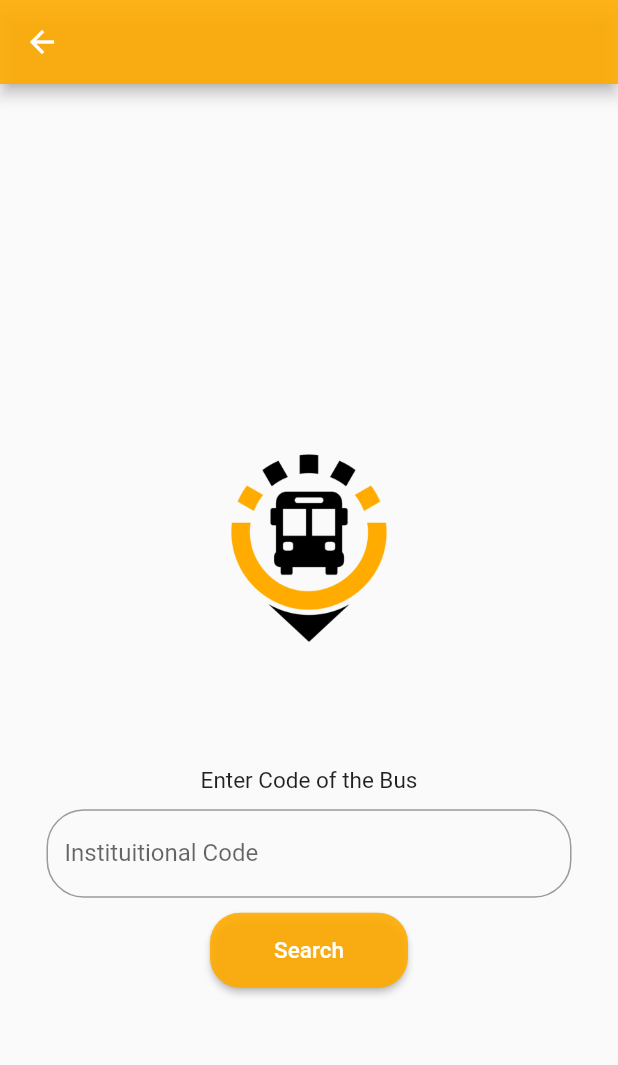
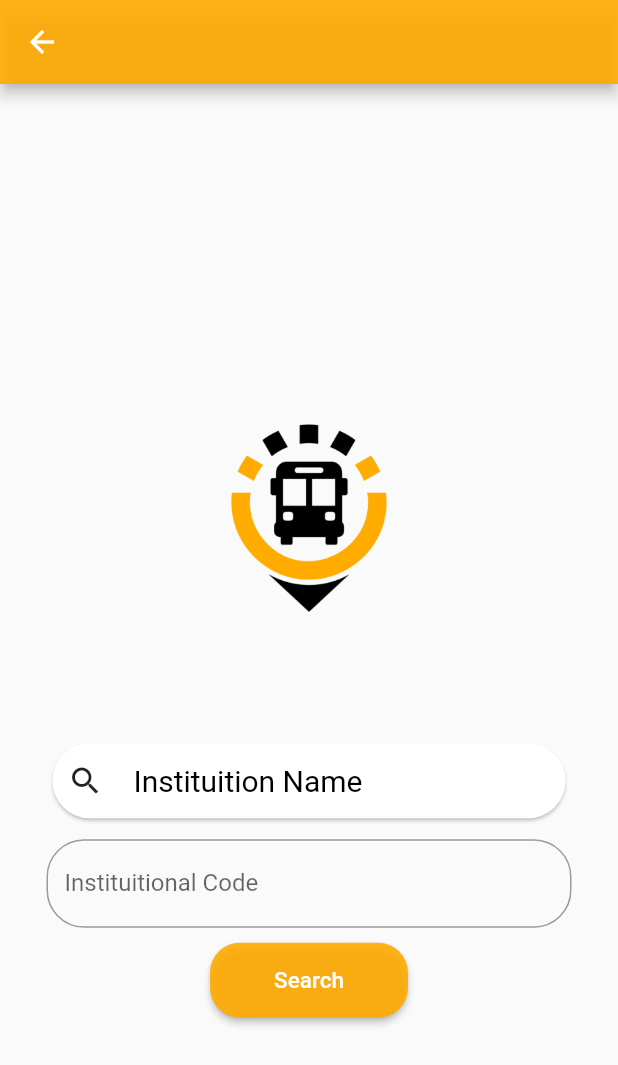
Before and after one commit to hemanthkumar17/PinMyBus, a Flutter app: the Instituitional screen opened by its route, on a phone screen of 412 x 824 dp. Shown: the top 1065 px of the screen. Run offline on Flutter 3.47's test engine with Material 2 defaults, Android fonts, the phone set to English and light mode, and no system bars; drawn by our look-alikes of avatar_glow; our stand-ins replace cloud_functions, firebase_auth, firebase_database, flutter_datetime_picker, flutter_local_notifications, geolocator and 5 more; accounts and stored records are empty.

Commit message:
instituitional

```diff
--- a/lib/pages/instistuitional.dart
+++ b/lib/pages/instistuitional.dart
@@ -35,11 +35,44 @@ class Instituitional extends StatelessWidget {
               Column(
                 mainAxisAlignment: MainAxisAlignment.center,
                 children: <Widget>[
-                  Text(
-                    'Enter Code of the Bus',
-                    style: TextStyle(
-                      fontSize: 15,
-                    ),
+                  Container(
+                    width: 350,
+                    child: InkWell(
+                        child: Card(
+                          shape: RoundedRectangleBorder(
+                            side: BorderSide(color: Colors.white70, width: 1),
+                            borderRadius: BorderRadius.circular(100),
+                          ),
+                          color: Colors.white,
+                          child: Row(
+                              mainAxisAlignment: MainAxisAlignment.spaceBetween,
+                              children: <Widget>[
+                                InkWell(
+                                    child: Container(
+                                        height: 50,
+                                        child: Row(children: <Widget>[
+                                          Padding(
+                                              padding:
+                                                  EdgeInsets.only(left: 10)),
+                                          Icon(Icons.search),
+                                          Padding(
+                                              padding:
+                                                  EdgeInsets.only(left: 20)),
+                                          Text('Instituition Name',
+                                              style: TextStyle(
+                                                fontSize: 20.0,
+                                                color: Colors.black,
+                                              )),
+                                        ])),
+                                    onTap: () {
+                                      // searchStop(context, true);
+                                    }),
+                                // startCancel
+                              ]),
+                        ),
+                        onTap: () {
+                          // searchStop(context, true);
+                        }),
                   ),
                   SizedBox(
                     height: 10,
@@ -91,7 +124,7 @@ class Instituitional extends StatelessWidget {
                         borderRadius: BorderRadius.circular(20)),
                   ),
                   SizedBox(
-                    height : 10,
+                    height: 10,
                   )
                 ],
               )
```
